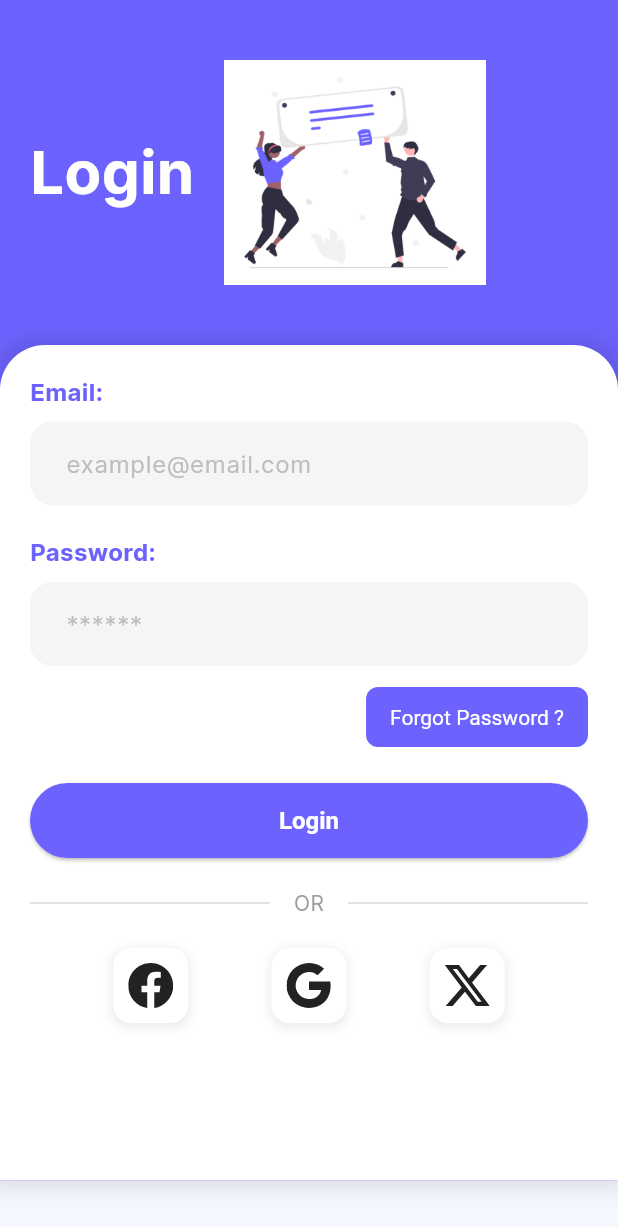
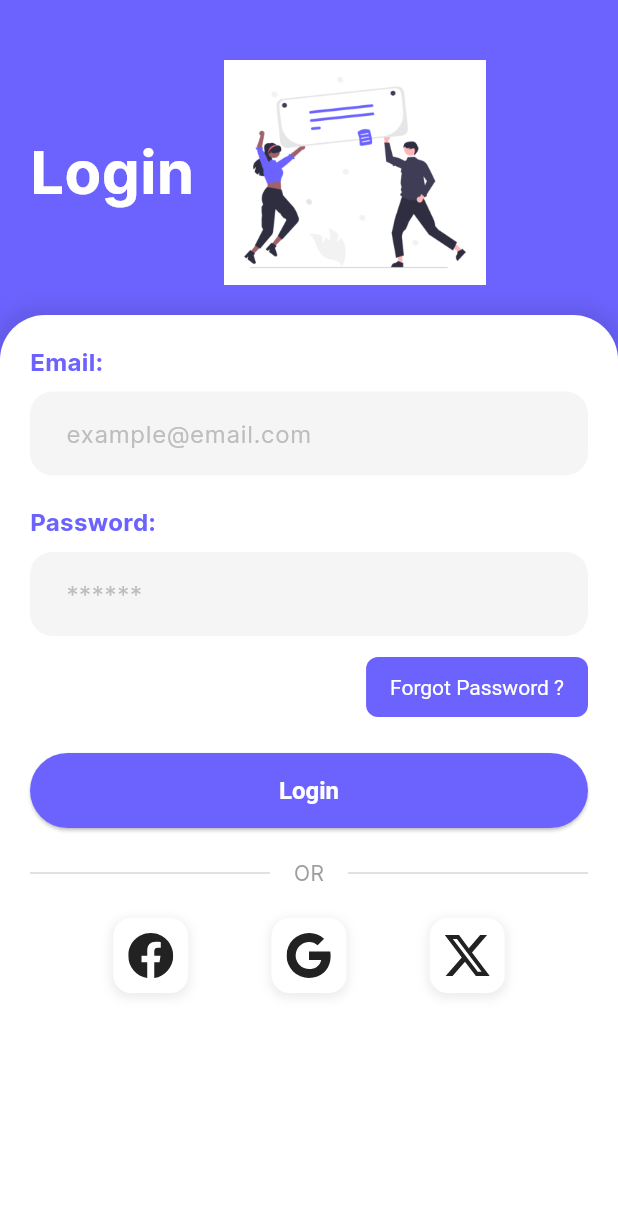
Before and after one commit to 919Umesh/Chat_App, a Flutter app: the screen it shows after launch, on a phone screen of 412 x 824 dp. Shown: the top 1227 px of the screen. Run offline on Flutter 3.47's test engine with Material 3 defaults, Android fonts, the light colour scheme and no system bars; drawn by our look-alikes of flutter_form_builder; our stand-ins replace connectivity_plus, dio, fluttertoast, font_awesome_flutter, get, icons_plus and 4 more; missing offline and left inert: dio_cache_interceptor.

Commit message:
Media Query

```diff
--- a/lib/Screens/loginLocal/login_screen.dart
+++ b/lib/Screens/loginLocal/login_screen.dart
@@ -71,9 +71,10 @@ class LoginLocalPage extends GetView<LoginLocalController> {
   }
 
   Widget _buildLoginForm(BuildContext context) {
+    double deviceHeight = MediaQuery.of(context).size.height;
     return Container(
       width: double.infinity,
-      margin: const EdgeInsets.only(top: 20),
+      height: deviceHeight,
       decoration: BoxDecoration(
         color: Colors.white,
         borderRadius: const BorderRadius.only(
@@ -103,7 +104,6 @@ class LoginLocalPage extends GetView<LoginLocalController> {
             _buildLoginButton(),
             const SizedBox(height: 20),
             _buildSocialLogin(),
-            const SizedBox(height: 85),
           ],
         ),
       ),
```
